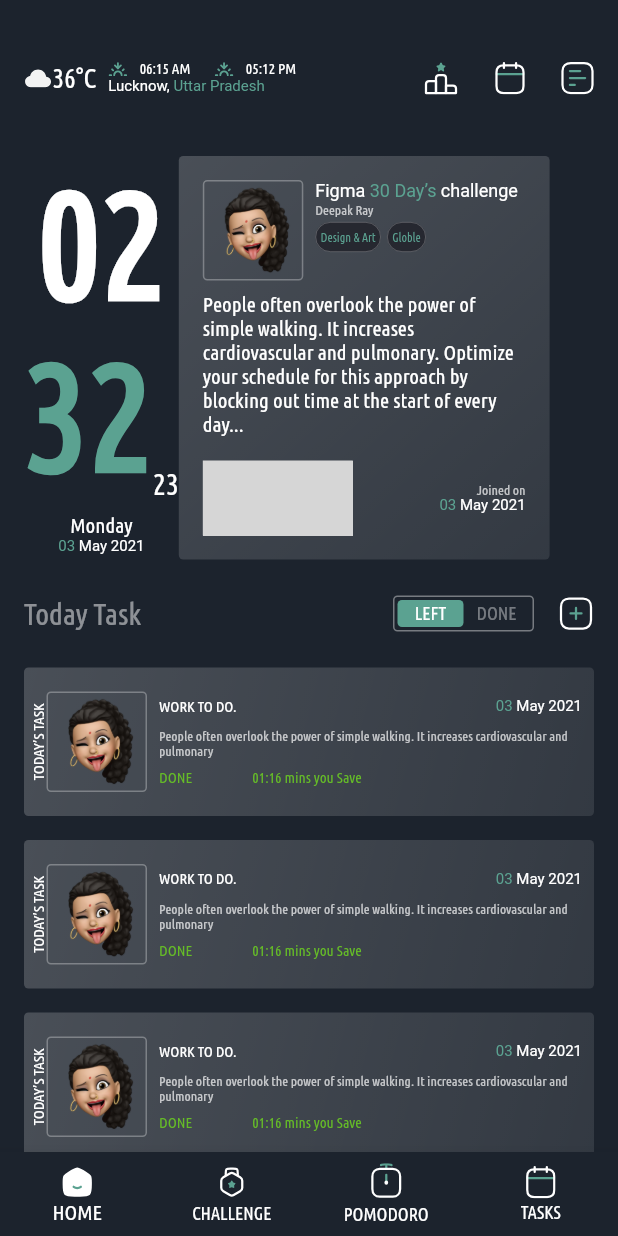
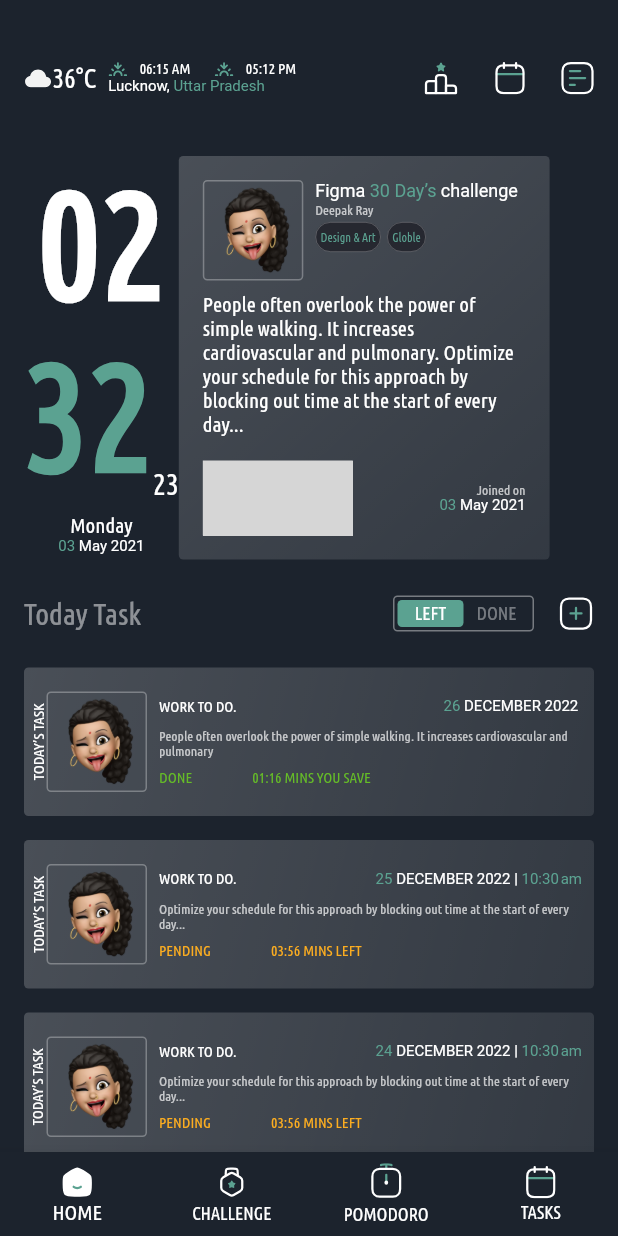
Before and after one commit to usmanabdulmajid/tasky-ui, a Flutter app: the screen it shows after launch, on a phone screen of 412 x 824 dp. Run offline on Flutter 3.47's test engine with Material 2 defaults, Android fonts, the phone set to English and light mode, and no system bars; our stand-ins replace flutter_svg; missing offline and left inert: avatar_stack; grey boxes are pictures that could not be loaded.

Commit message:
add data and modify Tiles

```diff
--- a/lib/core/core.dart
+++ b/lib/core/core.dart
@@ -4,3 +4,4 @@ export 'common_widgets/sizing.dart';
 export 'common_widgets/tasky_icons.dart';
 export 'constants/constants.dart';
 export 'theme/app_color.dart';
+export 'utils/extensions.dart';
--- a/lib/core/models/activity.dart
+++ b/lib/core/models/activity.dart
@@ -1,4 +1,4 @@
-import 'package:test_app/core/uitls/enums.dart';
+import 'package:test_app/core/utils/enums.dart';
 
 class Activity {
   final String imageUrl;
--- a/lib/core/models/task.dart
+++ b/lib/core/models/task.dart
@@ -1,6 +1,6 @@
 import 'dart:convert';
 
-import 'package:test_app/core/uitls/enums.dart';
+import 'package:test_app/core/utils/enums.dart';
 
 class Task {
   final String imageUrl;
--- a/lib/core/uitls/extensions.dart
+++ b/lib/core/utils/extensions.dart
@@ -1,6 +1,6 @@
 import 'package:flutter/material.dart';
 import 'package:intl/intl.dart';
-import 'package:test_app/core/uitls/enums.dart';
+import 'package:test_app/core/utils/enums.dart';
 
 extension DateTimeHelper on DateTime {
   String get toDay => '$day';
--- a/lib/ui/screens/digital_clock_screen.dart
+++ b/lib/ui/screens/digital_clock_screen.dart
@@ -2,6 +2,8 @@ import 'package:avatar_stack/positions.dart';
 import 'package:flutter/material.dart';
 import 'package:test_app/core/core.dart';
 import 'package:avatar_stack/avatar_stack.dart';
+import 'package:test_app/core/models/task.dart';
+import 'package:test_app/ui/screens/challenge_detail_screen.dart';
 import 'package:test_app/ui/widgets/info_card.dart';
 import 'package:test_app/ui/widgets/left_done.dart';
 import 'package:test_app/ui/widgets/today_task_tile.dart';
@@ -168,9 +170,30 @@ class DigitalClockScreen extends StatelessWidget {
             ],
           ),
           const YMargin(kmediumSpace),
-          TodayTaskTile(),
-          TodayTaskTile(),
-          TodayTaskTile(),
+          Column(
+            children: List.generate(
+              taskList.length,
+              (index) => GestureDetector(
+                onTap: () {
+                  Navigator.push(
+                    context,
+                    MaterialPageRoute(
+                      builder: (context) => const ChallengeDetailScreen(),
+                    ),
+                  );
+                },
+                child: TodayTaskTile(
+                  day: taskList[index].dateTime.toDay,
+                  month: taskList[index].dateTime.toMonth,
+                  year: taskList[index].dateTime.toYear,
+                  state: taskList[index].state,
+                  duration: taskList[index].duration,
+                  content: taskList[index].content,
+                  time: index == 0 ? '' : taskList[index].dateTime.toTime,
+                ),
+              ),
+            ),
+          ),
         ],
       ),
     );
--- a/lib/ui/widgets/today_task_tile.dart
+++ b/lib/ui/widgets/today_task_tile.dart
@@ -1,8 +1,27 @@
 import 'package:flutter/material.dart';
 import 'package:test_app/core/core.dart';
+import 'package:test_app/core/utils/enums.dart';
 
 class TodayTaskTile extends StatelessWidget {
-  const TodayTaskTile({Key? key}) : super(key: key);
+  final String day;
+  final String month;
+  final String year;
+  final String time;
+  final String pm;
+  final String content;
+  final TaskState state;
+  final String duration;
+  const TodayTaskTile({
+    Key? key,
+    required this.day,
+    required this.month,
+    required this.year,
+    required this.state,
+    required this.duration,
+    required this.content,
+    this.time = '',
+    this.pm = '',
+  }) : super(key: key);
 
   @override
   Widget build(BuildContext context) {
@@ -65,17 +84,27 @@ class TodayTaskTile extends StatelessWidget {
                       ),
                     ),
                     RichText(
-                      text: const TextSpan(
-                        text: '03',
-                        style:
-                            TextStyle(fontSize: 10, color: AppColor.breakerBay),
+                      text: TextSpan(
+                        text: day,
+                        style: const TextStyle(
+                            fontSize: 10, color: AppColor.breakerBay),
                         children: [
                           TextSpan(
-                            text: ' May',
-                            style: TextStyle(color: AppColor.white),
+                            text: ' $month',
+                            style: const TextStyle(color: AppColor.white),
                             children: [
                               TextSpan(
-                                text: ' 2021',
+                                text: ' $year',
+                              ),
+                              if (time.isNotEmpty)
+                                const TextSpan(
+                                  text: ' |',
+                                ),
+                              TextSpan(
+                                text: ' $time',
+                                style: const TextStyle(
+                                  color: AppColor.breakerBay,
+                                ),
                               ),
                             ],
                           )
@@ -86,7 +115,7 @@ class TodayTaskTile extends StatelessWidget {
                 ),
                 const YMargin(ksmallSpace),
                 Text(
-                  'People often overlook the power of simple walking. It increases cardiovascular and pulmonary',
+                  content,
                   style: TextStyle(
                     fontSize: 9,
                     color: AppColor.white.withOpacity(0.7),
@@ -94,15 +123,25 @@ class TodayTaskTile extends StatelessWidget {
                 ),
                 const YMargin(ksmallSpace),
                 Row(
-                  children: const [
+                  children: [
                     Text(
-                      'DONE',
-                      style: TextStyle(color: AppColor.lima, fontSize: 10),
+                      state.name.toUpperCase(),
+                      style: TextStyle(
+                        color: state == TaskState.done
+                            ? AppColor.lima
+                            : AppColor.mySin,
+                        fontSize: 10,
+                      ),
                     ),
-                    XMargin(kxtraLargeSpace),
+                    const XMargin(kxtraLargeSpace),
                     Text(
-                      '01:16 mins you Save',
-                      style: TextStyle(color: AppColor.lima, fontSize: 10),
+                      duration.toUpperCase(),
+                      style: TextStyle(
+                        color: state == TaskState.done
+                            ? AppColor.lima
+                            : AppColor.mySin,
+                        fontSize: 10,
+                      ),
                     ),
                   ],
                 )
```
Also changed, not shown: lib/ui/screens/challenge_detail_screen.dart (+15 -4 lines), lib/ui/widgets/people_tile.dart (+34 -16 lines), lib/core/utils/enums.dart (renamed from lib/core/uitls/enums.dart).
